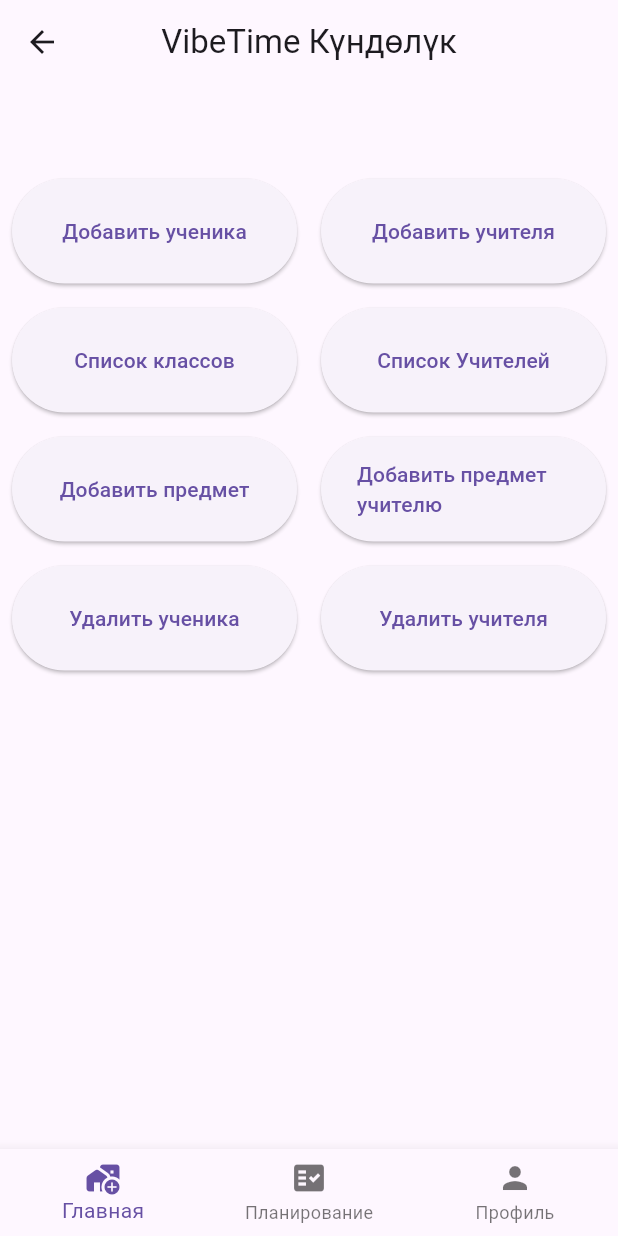
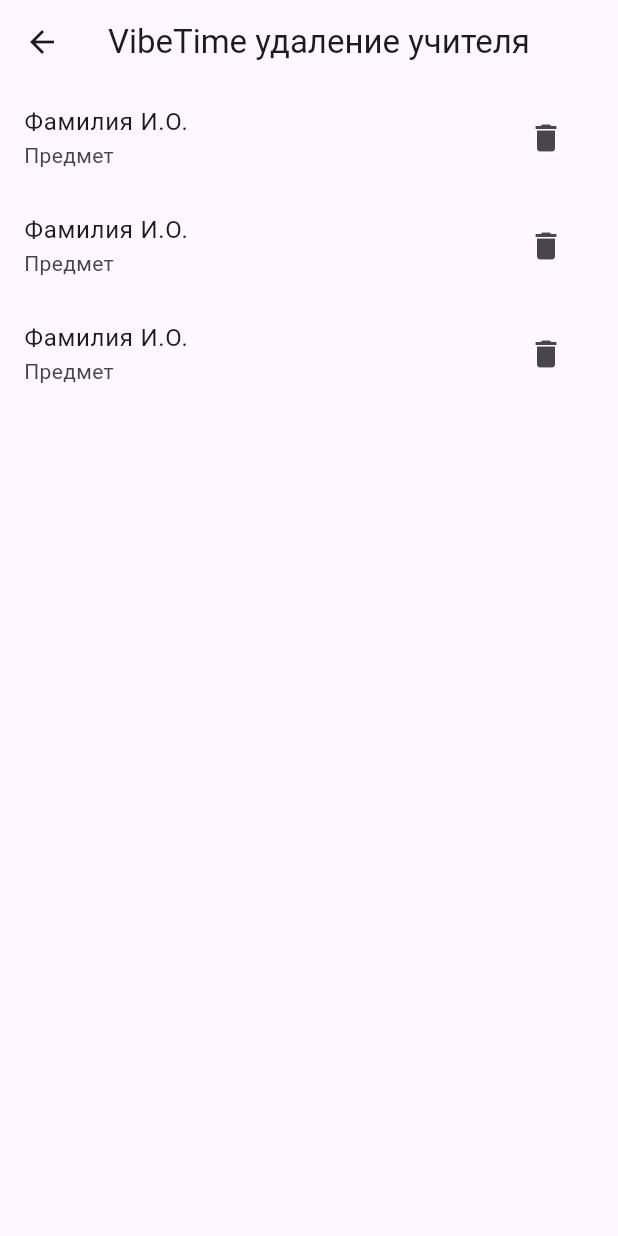
Before and after one commit to easy28g/school-diary-frontend, a Flutter app: the ManagersHome screen opened by its route, after a tap on "Удалить учителя", on a phone screen of 412 x 824 dp. Run offline on Flutter 3.47's test engine with Material 3 defaults, Android fonts, the phone set to English and light mode, and no system bars; our stand-ins replace multi_select_flutter.

Commit message:
delete teacher

```diff
--- /dev/null
+++ b/lib/pages/manager_pages/DeleteTeacher.dart
@@ -0,0 +1,124 @@
+import 'package:flutter/material.dart';
+
+class DeleteTeacher extends StatefulWidget {
+  @override
+  State<StatefulWidget> createState() => _DeleteTeacherState();
+}
+
+class _DeleteTeacherState extends State<DeleteTeacher> {
+  @override
+  Widget build(BuildContext context) {
+    return Scaffold(
+      appBar: AppBar(
+        title: Text('VibeTime удаление учителя'),
+        centerTitle: true,
+      ),
+      body: SingleChildScrollView(
+        child: ListView(
+            shrinkWrap: true,
+            children: [
+              ListTile(
+                title: Text('Фамилия И.О.'),
+                subtitle: Text('Предмет'),
+                trailing: IconButton(
+                  icon: Icon(Icons.delete),
+                  onPressed: () {
+                    showDialog(
+                      context: context,
+                      builder: (BuildContext context) {
+                        return AlertDialog(
+                          title: Text('Подтвердите удаление'),
+                          content: Text('Вы уверены, что хотите удалить?'),
+                          actions: [
+                            TextButton(
+                              onPressed: () {
+                                // Navigator.of(context).pop(); // Закрыть диалоговое окно
+                              },
+                              child: Text('Отмена'),
+                            ),
+                            TextButton(
+                              onPressed: () {
+                                // Выполните действия удаления здесь
+                                // Navigator.of(context).pop(); // Закрыть диалоговое окно
+                              },
+                              child: Text('Удалить'),
+                            ),
+                          ],
+                        );
+                      },
+                    );
+                  },
+                ),
+              ),
+              ListTile(
+                title: Text('Фамилия И.О.'),
+                subtitle: Text('Предмет'),
+                trailing: IconButton(
+                  icon: Icon(Icons.delete),
+                  onPressed: () {
+                    showDialog(
+                      context: context,
+                      builder: (BuildContext context) {
+                        return AlertDialog(
+                          title: Text('Подтвердите удаление'),
+                          content: Text('Вы уверены, что хотите удалить?'),
+                          actions: [
+                            TextButton(
+                              onPressed: () {
+                                // Navigator.of(context).pop(); // Закрыть диалоговое окно
+                              },
+                              child: Text('Отмена'),
+                            ),
+                            TextButton(
+                              onPressed: () {
+                                // Выполните действия удаления здесь
+                                // Navigator.of(context).pop(); // Закрыть диалоговое окно
+                              },
+                              child: Text('Удалить'),
+                            ),
+                          ],
+                        );
+                      },
+                    );
+                  },
+                ),
+              ),
+              ListTile(
+                title: Text('Фамилия И.О.'),
+                subtitle: Text('Предмет'),
+                trailing: IconButton(
+                  icon: Icon(Icons.delete),
+                  onPressed: () {
+                    showDialog(
+                      context: context,
+                      builder: (BuildContext context) {
+                        return AlertDialog(
+                          title: Text('Подтвердите удаление'),
+                          content: Text('Вы уверены, что хотите удалить?'),
+                          actions: [
+                            TextButton(
+                              onPressed: () {
+                                // Navigator.of(context).pop(); // Закрыть диалоговое окно
+                              },
+                              child: Text('Отмена'),
+                            ),
+                            TextButton(
+                              onPressed: () {
+                                // Выполните действия удаления здесь
+                                // Navigator.of(context).pop(); // Закрыть диалоговое окно
+                              },
+                              child: Text('Удалить'),
+                            ),
+                          ],
+                        );
+                      },
+                    );
+                  },
+                ),
+              ),
+            ]
+        ),
+      ),
+    );
+  }
+}
--- a/lib/pages/manager_pages/ManagersHome.dart
+++ b/lib/pages/manager_pages/ManagersHome.dart
@@ -4,6 +4,7 @@
 import 'AddSubjects.dart';
 import 'AddSubjectsToTeacher.dart';
 import 'AddTeacher.dart';
+import 'DeleteTeacher.dart';
 import 'ListGroups.dart';
 import 'ListTeachers.dart';
 
@@ -173,12 +174,12 @@
                     height: 70,
                     child: ElevatedButton(
                       onPressed: () {
-                        // Navigator.push(
-                        //   context,
-                        //   MaterialPageRoute(
-                        //       builder: (context) =>
-                        //   ),
-                        // );
+                        Navigator.push(
+                          context,
+                          MaterialPageRoute(
+                              builder: (context) => DeleteTeacher()
+                          ),
+                        );
                       },
                       child: Text('Удалить учителя'),
                     ),
```
